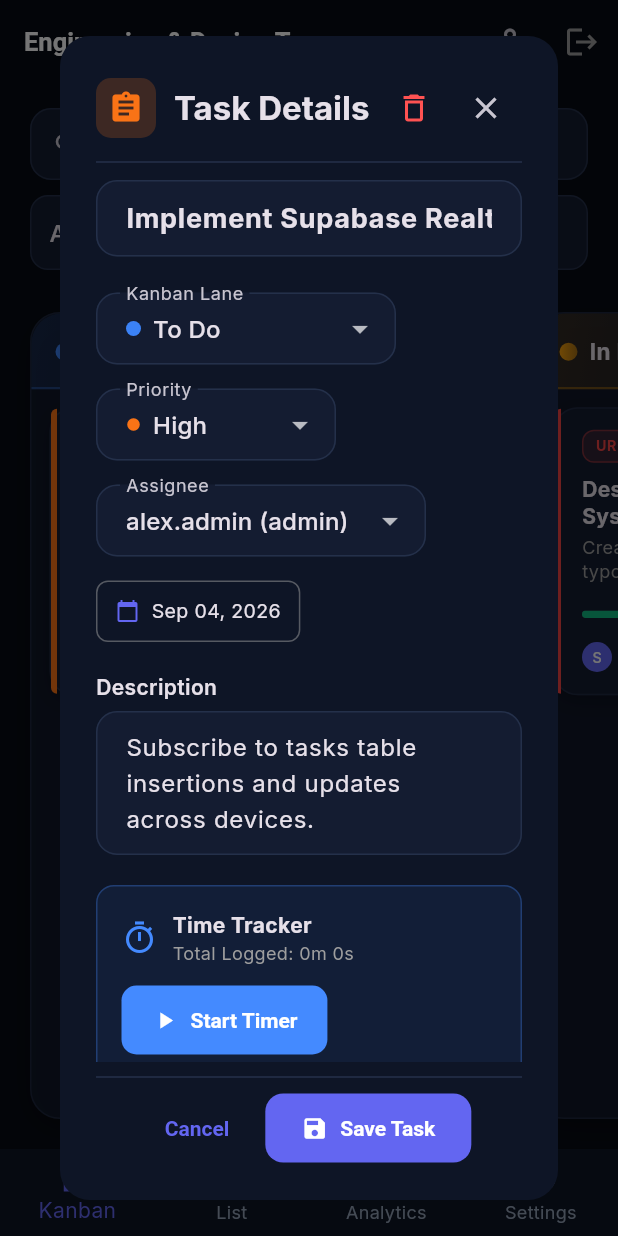
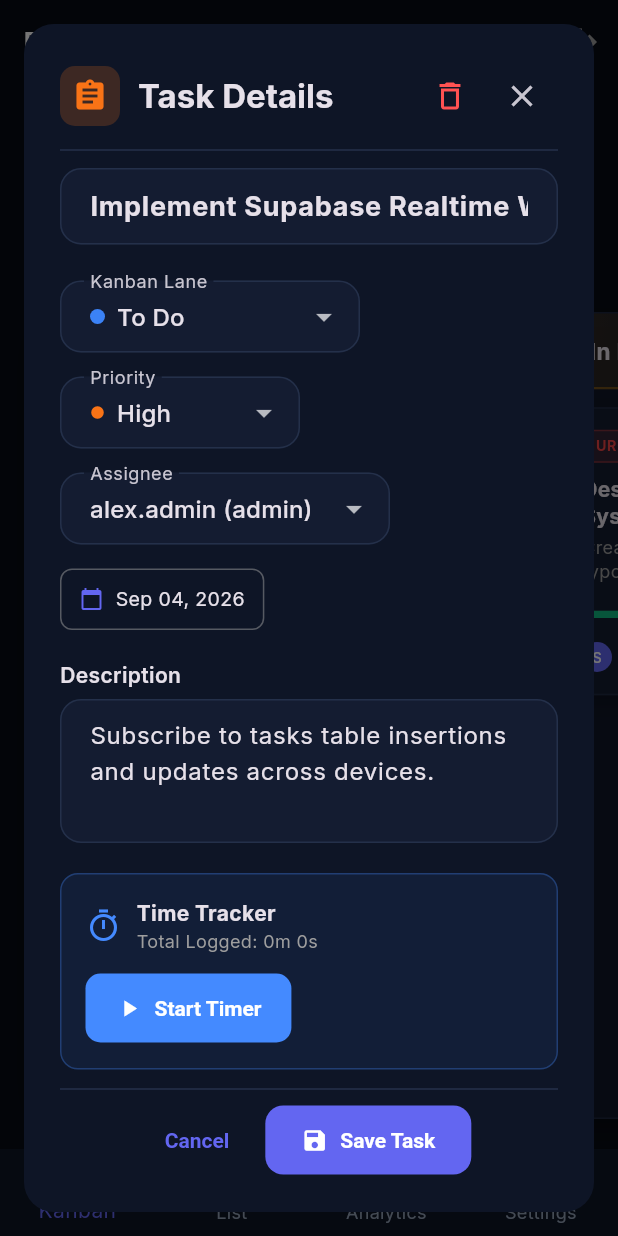
Before and after one commit to ronaldrosejoseph/task-sphere, a Flutter app: the screen it shows after launch, after a tap on "HIGH", on a phone screen of 412 x 824 dp. Run offline on Flutter 3.47's test engine with Material 3 defaults, Android fonts, the phone set to English and light mode, and no system bars; drawn by our look-alikes of flutter_animate; our stand-ins replace file_picker, fl_chart, flutter_local_notifications, flutter_riverpod, flutter_timezone, google_fonts and 4 more; accounts and stored records are empty.

Commit message:
Make the task modal fill the screen on phones and unclamp long descriptions
On narrow screens the default 40px dialog insets squeezed the modal to
~280px wide; shrink the insets so it fills the screen. Editable
descriptions now auto-grow (min 3 lines) instead of clipping at 3 lines,
and read-only long descriptions collapse with a "Read more" toggle.

Closes #84

```diff
--- a/lib/views/task_detail/task_detail_modal.dart
+++ b/lib/views/task_detail/task_detail_modal.dart
@@ -45,6 +45,9 @@ class _TaskDetailModalState extends ConsumerState<TaskDetailModal> {
   bool _isTimerRunning = false;
   int _sessionSeconds = 0;
   Timer? _timer;
+
+  // Long read-only descriptions collapse to 3 lines until expanded.
+  bool _descExpanded = false;
 
   @override
   void initState() {
@@ -113,12 +116,26 @@ class _TaskDetailModalState extends ConsumerState<TaskDetailModal> {
     final comments = widget.task == null
         ? null
         : ref.watch(taskCommentsProvider(widget.task!.id));
+    final descText = _descController.text.trim();
+    final descTooLong = descText.length > 160 || descText.split('\n').length > 3;
+
+    // On phones the default 40px dialog insets squeeze the modal to ~280px
+    // wide; shrink the insets so it fills the screen instead.
+    final screenSize = MediaQuery.sizeOf(context);
+    final isNarrow = screenSize.width < 600;
 
     return Dialog(
+      insetPadding: EdgeInsets.symmetric(
+        horizontal: isNarrow ? 16 : 40,
+        vertical: isNarrow ? 16 : 24,
+      ),
       shape: RoundedRectangleBorder(borderRadius: BorderRadius.circular(20)),
       child: Container(
         padding: const EdgeInsets.all(24),
-        constraints: const BoxConstraints(maxWidth: 700, maxHeight: 800),
+        constraints: BoxConstraints(
+          maxWidth: isNarrow ? screenSize.width - 32 : 700,
+          maxHeight: isNarrow ? screenSize.height - 32 : 800,
+        ),
         child: Column(
           children: [
             // Modal Header
@@ -324,13 +341,30 @@ class _TaskDetailModalState extends ConsumerState<TaskDetailModal> {
                   const SizedBox(height: 6),
                   TextField(
                     controller: _descController,
-                    maxLines: 3,
+                    // Editable fields grow with the content so long
+                    // descriptions are never clipped; read-only views
+                    // collapse to 3 lines until expanded via Read more.
+                    minLines: canEditTitleDescription ? 3 : null,
+                    maxLines: canEditTitleDescription || _descExpanded ? null : 3,
                     readOnly: !canEditTitleDescription,
                     decoration: InputDecoration(
                       hintText: 'Add details, context, or requirements...',
                       border: OutlineInputBorder(borderRadius: BorderRadius.circular(12)),
                     ),
                   ),
+                  if (!canEditTitleDescription && descTooLong)
+                    Align(
+                      alignment: Alignment.centerLeft,
+                      child: TextButton.icon(
+                        onPressed: () =>
+                            setState(() => _descExpanded = !_descExpanded),
+                        icon: Icon(
+                          _descExpanded ? Icons.expand_less : Icons.expand_more,
+                          size: 18,
+                        ),
+                        label: Text(_descExpanded ? 'Show less' : 'Read more'),
+                      ),
+                    ),
                   const SizedBox(height: 20),
 
                   // Stopwatch & Time Tracker
```
Also changed, not shown: 1 other file.
